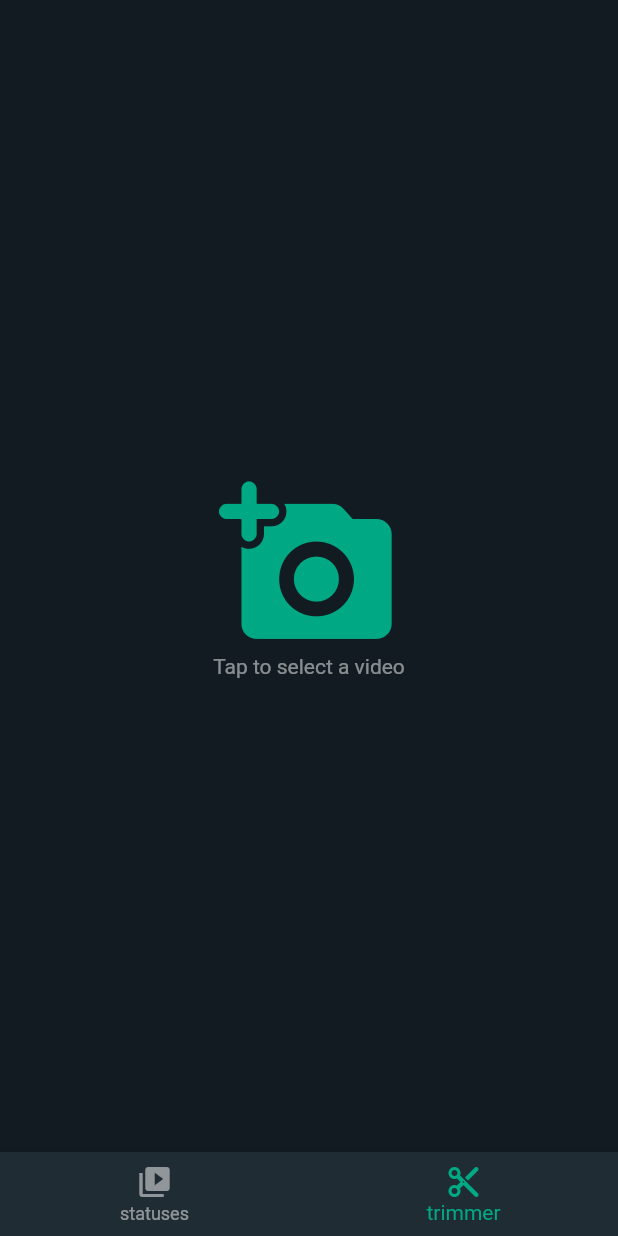
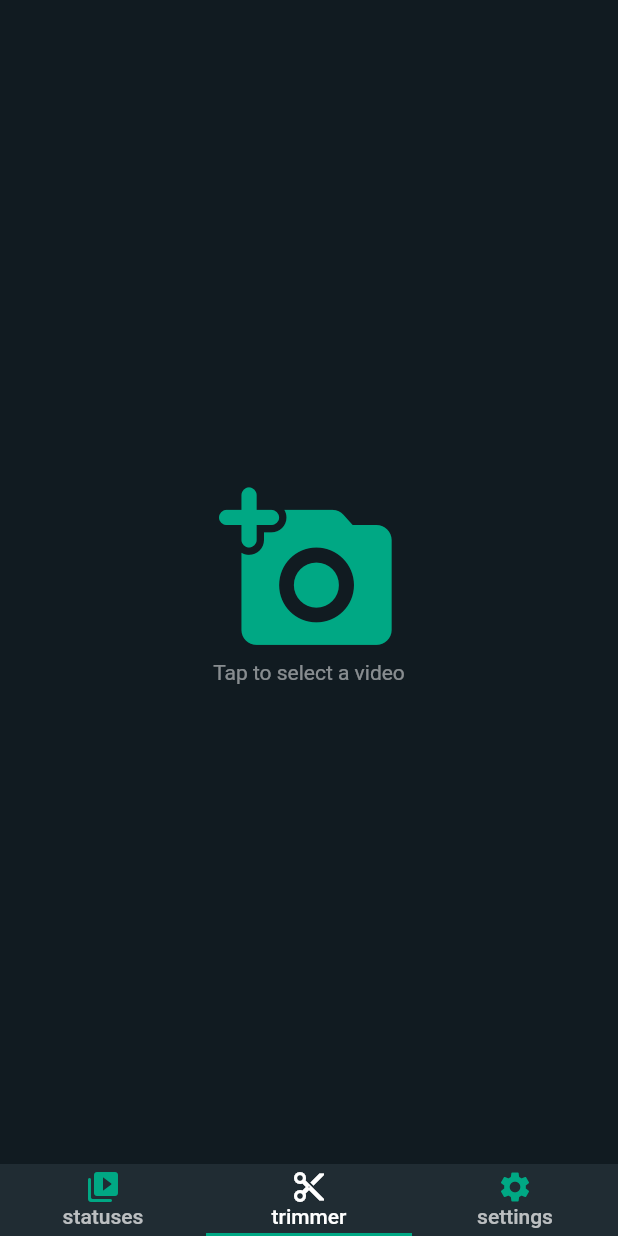
Before and after one commit to netharuM/whatskit, a Flutter app: the screen it shows after launch, item 2 of the bottom bar chosen, on a phone screen of 412 x 824 dp. Run offline on Flutter 3.47's test engine with Material 2 defaults, Android fonts, the phone set to English and light mode, and no system bars; our stand-ins replace image_picker, package_info_plus, permission_handler, share_plus, video_player; missing offline and left inert: filesystem_picker, video_thumbnail, video_trimmer.

Commit message:
added settings and about page and changed the navigator

```diff
--- a/lib/main.dart
+++ b/lib/main.dart
@@ -1,4 +1,5 @@
 import 'package:flutter/material.dart';
+import 'package:whatskit/pages/settings_page.dart';
 import 'package:whatskit/pages/statuses_page.dart';
 import 'package:whatskit/pages/video_timmer.dart';
 
@@ -28,6 +29,7 @@ class MyApp extends StatelessWidget {
           selectedItemColor: const Color(0xff00a884),
           unselectedItemColor: Colors.white.withOpacity(0.5),
         ),
+        dividerColor: Colors.white,
       ),
       home: const App(),
     );
@@ -42,34 +44,53 @@ class App extends StatefulWidget {
 }
 
 class _AppState extends State<App> {
-  int _pageIndex = 0;
-
-  final List<Widget> _pages = [
-    const StatusesPage(),
-    const VideoTrimmerPage(),
-  ];
-
   @override
   Widget build(BuildContext context) {
-    return Scaffold(
-      body: _pages[_pageIndex],
-      bottomNavigationBar: BottomNavigationBar(
-        items: const [
-          BottomNavigationBarItem(
-            icon: Icon(Icons.video_collection),
-            label: 'statuses',
+    return DefaultTabController(
+      length: 3,
+      child: Scaffold(
+        bottomNavigationBar: Container(
+          decoration: BoxDecoration(
+            color: Theme.of(context).cardColor,
           ),
-          BottomNavigationBarItem(
-            icon: Icon(Icons.cut_rounded),
-            label: 'trimmer',
+          child: TabBar(
+            indicatorColor: Theme.of(context).primaryColor,
+            tabs: [
+              Tab(
+                child: Column(
+                    mainAxisAlignment: MainAxisAlignment.center,
+                    children: const [
+                      Icon(Icons.video_collection_rounded),
+                      SizedBox(width: 8),
+                      Text('statuses'),
+                    ]),
+              ),
+              Tab(
+                child: Column(
+                    mainAxisAlignment: MainAxisAlignment.center,
+                    children: const [
+                      Icon(Icons.cut),
+                      SizedBox(width: 8),
+                      Text('trimmer'),
+                    ]),
+              ),
+              Tab(
+                child: Column(
+                    mainAxisAlignment: MainAxisAlignment.center,
+                    children: const [
+                      Icon(Icons.settings),
+                      SizedBox(width: 8),
+                      Text('settings'),
+                    ]),
+              ),
+            ],
           ),
-        ],
-        currentIndex: _pageIndex,
-        onTap: (int index) {
-          setState(() {
-            _pageIndex = index;
-          });
-        },
+        ),
+        body: const TabBarView(children: [
+          StatusesPage(),
+          VideoTrimmerPage(),
+          SettingsPage(),
+        ]),
       ),
     );
   }
--- a/lib/pages/statuses_page.dart
+++ b/lib/pages/statuses_page.dart
@@ -44,6 +44,7 @@ class _StatusesPageState extends State<StatusesPage> {
   Widget build(BuildContext context) {
     return Scaffold(
       body: RefreshIndicator(
+        backgroundColor: Theme.of(context).cardColor,
         onRefresh: _init,
         child: GridView.count(
           crossAxisCount: 2,
--- a/lib/pages/video_timmer.dart
+++ b/lib/pages/video_timmer.dart
@@ -245,7 +245,7 @@ class _TrimPreviewsState extends State<TrimPreviews> {
               ),
               Text(
                 _sharingState == SharingState.rendering
-                    ? 'rendering ${_exportedVids!.length} of ${_trimmedVids!.length}'
+                    ? 'rendering ${_exportedVids!.length + 1} of ${_trimmedVids!.length}'
                     : 'sharing...',
                 style: const TextStyle(
                   fontSize: 24,
--- a/pubspec.yaml
+++ b/pubspec.yaml
@@ -1,5 +1,6 @@
 name: whatskit
 description: toolkit for whatsapp.
+repository: https://github.com/netharuM/whatskit
 
 # The following line prevents the package from being accidentally published to
 # pub.dev using `flutter pub publish`. This is preferred for private packages.
@@ -15,7 +16,7 @@ publish_to: "none" # Remove this line if you wish to publish to pub.dev
 # In iOS, build-name is used as CFBundleShortVersionString while build-number used as CFBundleVersion.
 # Read more about iOS versioning at
 # https://developer.apple.com/library/archive/documentation/General/Reference/InfoPlistKeyReference/Articles/CoreFoundationKeys.html
-version: 1.0.2+2
+version: 1.0.3+1
 
 environment:
     sdk: ">=2.16.2 <3.0.0"
@@ -41,6 +42,8 @@ dependencies:
     image_picker: ^0.8.5
     video_trimmer:
         git: https://github.com/netharuM/video_trimmer.git
+    package_info_plus: ^1.4.2
+    url_launcher: ^6.0.20
 
 dev_dependencies:
     flutter_test:
```
Also changed, not shown: lib/pages/settings_page.dart (added, +336 -0 lines), pubspec.lock, 1 other file.
